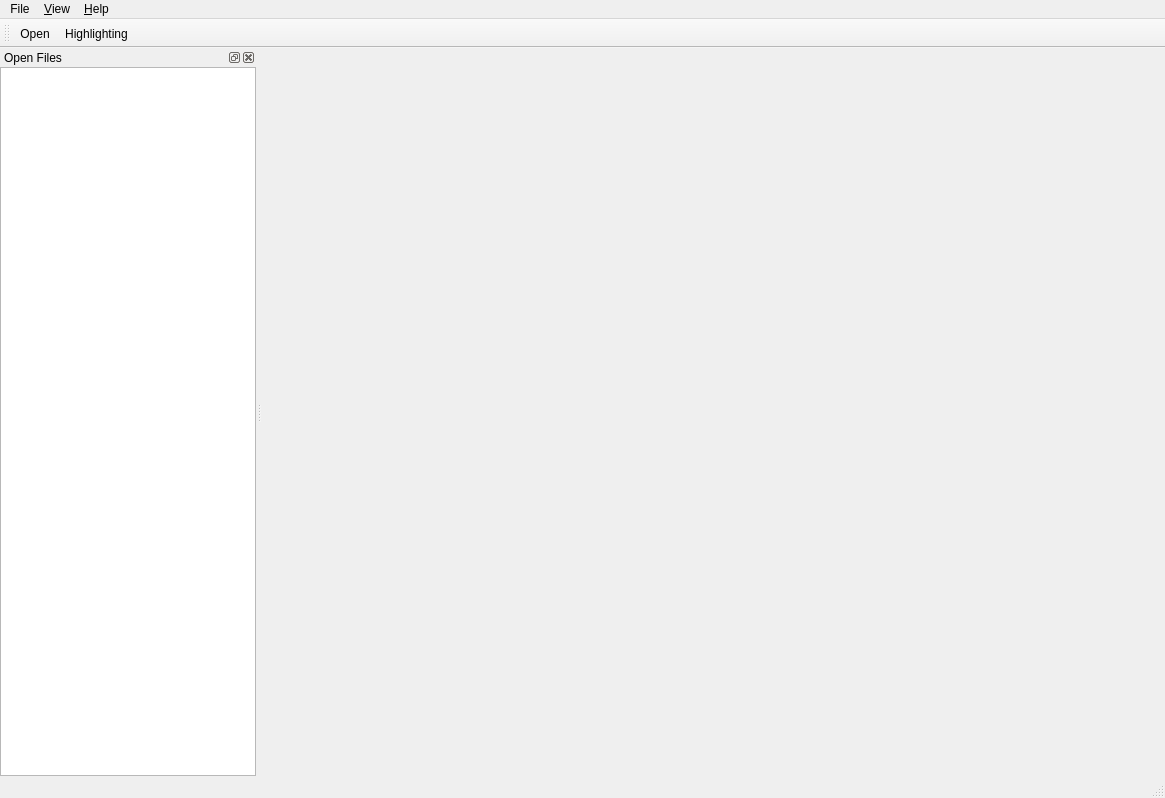
Before: the Qt Designer form src/gui/MainWindow.ui in tomvodi/QTail, drawn with Qt 5.
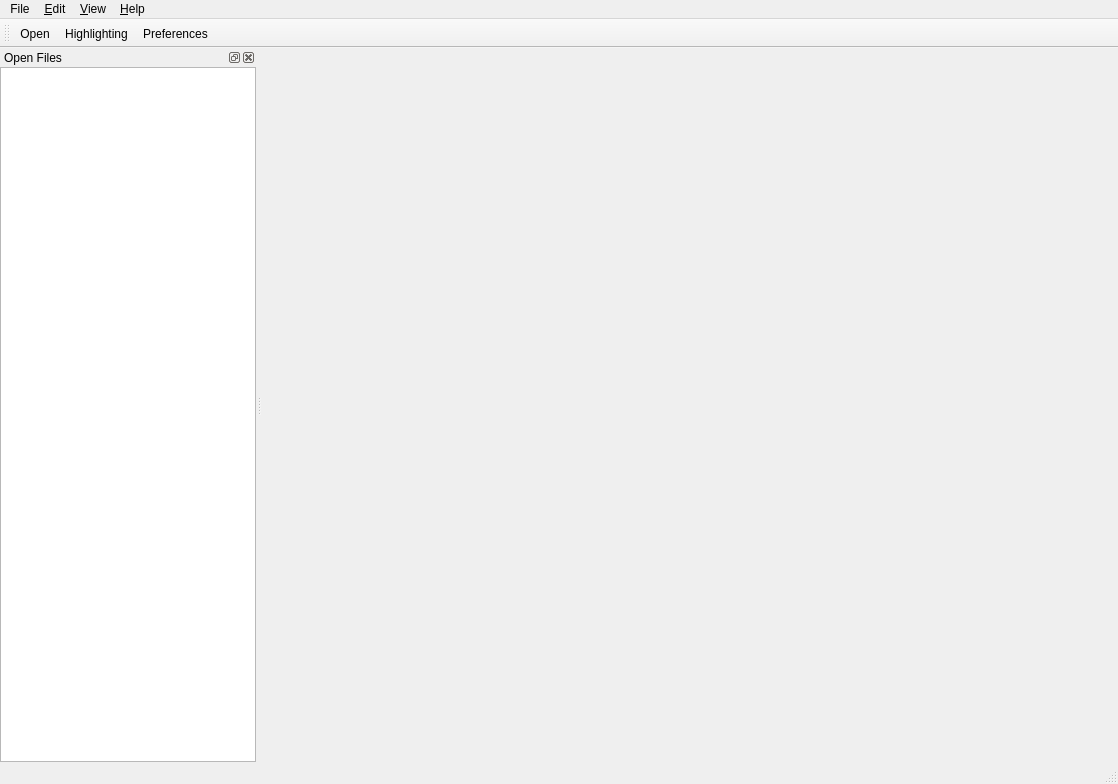
After: the same form once the commit is applied. Icons and pictures are not drawn.

The edit to the form file:
```diff
--- a/src/gui/MainWindow.ui
+++ b/src/gui/MainWindow.ui
@@ -6,8 +6,8 @@
    <rect>
     <x>0</x>
     <y>0</y>
-    <width>1165</width>
-    <height>798</height>
+    <width>1118</width>
+    <height>784</height>
    </rect>
   </property>
   <property name="acceptDrops">
@@ -31,8 +31,8 @@
     <rect>
      <x>0</x>
      <y>0</y>
-     <width>1165</width>
-     <height>20</height>
+     <width>1118</width>
+     <height>27</height>
     </rect>
    </property>
    <widget class="QMenu" name="menuFile">
@@ -66,7 +66,14 @@
     </widget>
     <addaction name="menuWindows"/>
    </widget>
+   <widget class="QMenu" name="menuEdit">
+    <property name="title">
+     <string>&amp;Edit</string>
+    </property>
+    <addaction name="actionPreferences"/>
+   </widget>
    <addaction name="menuFile"/>
+   <addaction name="menuEdit"/>
    <addaction name="menuView"/>
    <addaction name="menuHelp"/>
   </widget>
@@ -82,6 +89,7 @@
    </attribute>
    <addaction name="actionOpen"/>
    <addaction name="actionHighlighting"/>
+   <addaction name="actionPreferences"/>
   </widget>
   <widget class="QStatusBar" name="statusBar"/>
   <widget class="QDockWidget" name="fileDockWidget">
@@ -166,9 +174,13 @@
     <string>Open Files</string>
    </property>
   </action>
-  <action name="actionShowHighlighting">
+  <action name="actionPreferences">
+   <property name="icon">
+    <iconset resource="resources.qrc">
+     <normaloff>:/resources/icons/categories/preferences-other.png</normaloff>:/resources/icons/categories/preferences-other.png</iconset>
+   </property>
    <property name="text">
-    <string>Highlighting</string>
+    <string>&amp;Preferences</string>
    </property>
   </action>
  </widget>
```
